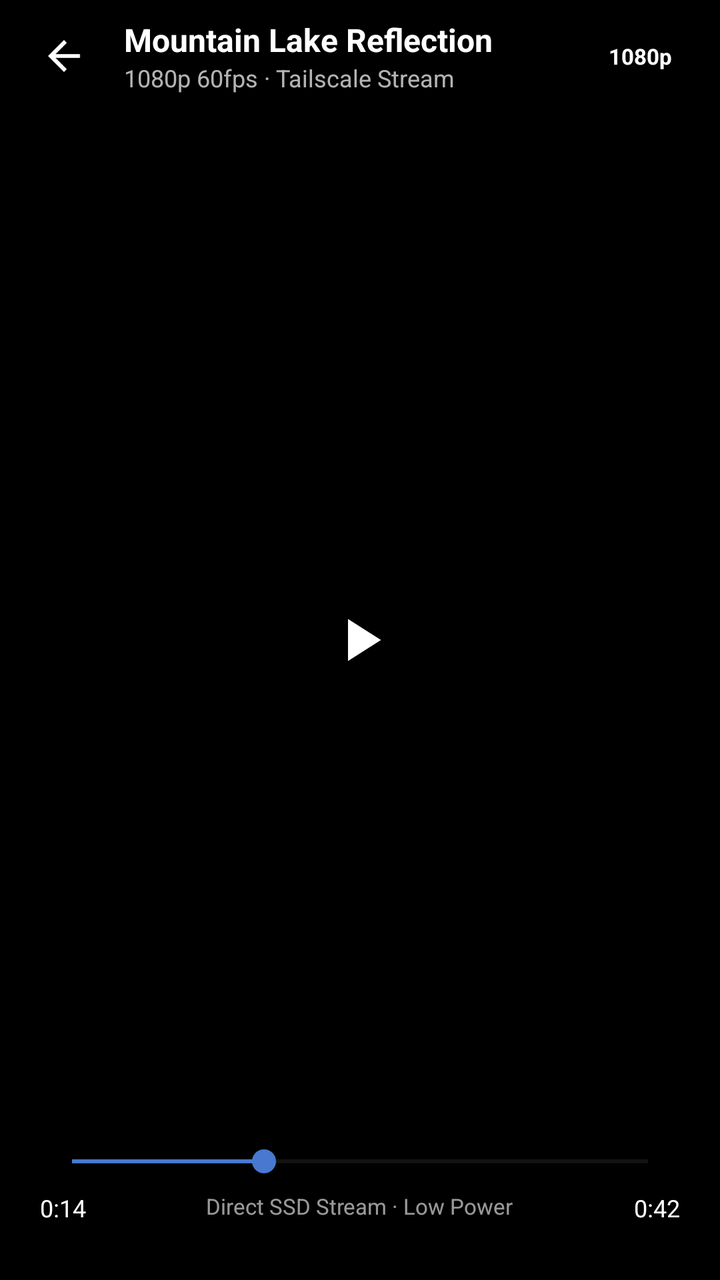
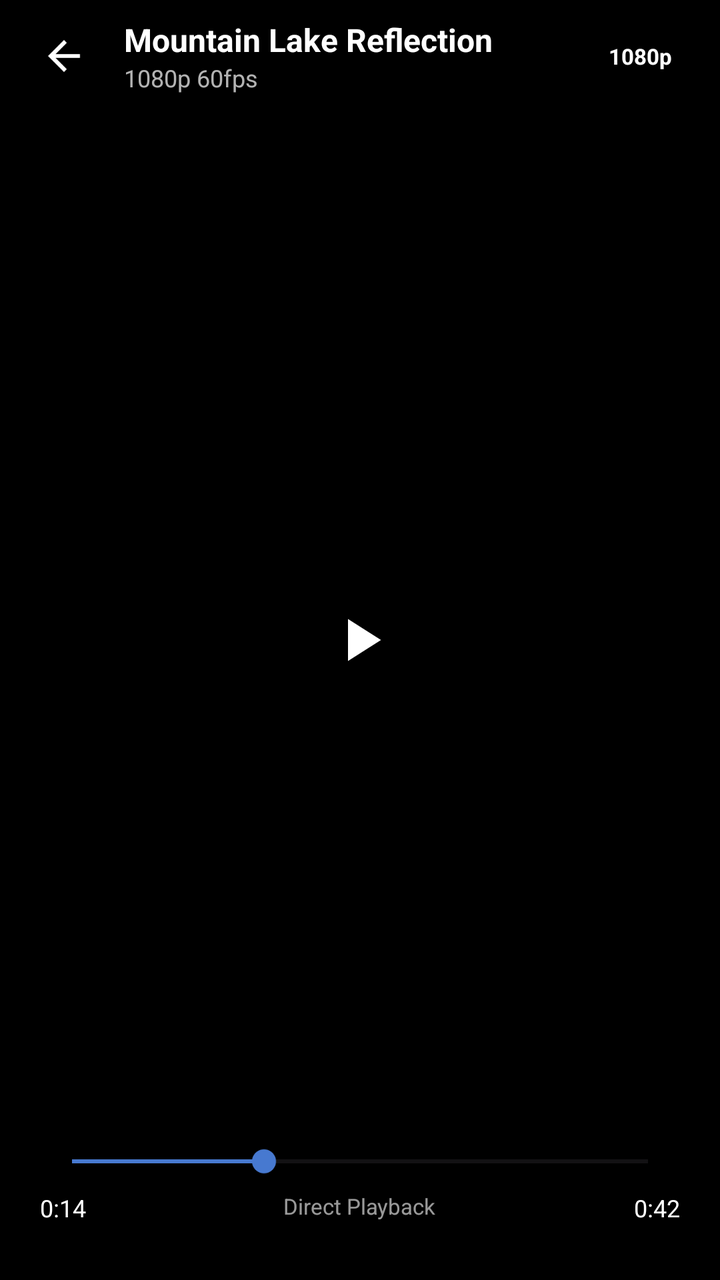

Two renders of the same Android screen: before a commit and after it. Below are the layout's source before the change and the commit's diff.
<!-- AndroidManifest.xml: activity theme Theme.Material3.DayNight.NoActionBar -->
<!-- res/layout/activity_video_player.xml -->
<?xml version="1.0" encoding="utf-8"?>
<androidx.constraintlayout.widget.ConstraintLayout xmlns:android="http://schemas.android.com/apk/res/android"
    xmlns:app="http://schemas.android.com/apk/res-auto"
    android:id="@+id/playerRoot"
    android:layout_width="match_parent"
    android:layout_height="match_parent"
    android:background="@color/black">

    
    <View
        android:id="@+id/videoSurface"
        android:layout_width="match_parent"
        android:layout_height="match_parent"
        android:background="@color/black" />

    
    <FrameLayout
        android:id="@+id/btnCenterPlayPause"
        android:layout_width="72dp"
        android:layout_height="72dp"
        android:background="@drawable/bg_video_duration"
        app:backgroundTint="#80000000"
        app:layout_constraintBottom_toBottomOf="parent"
        app:layout_constraintEnd_toEndOf="parent"
        app:layout_constraintStart_toStartOf="parent"
        app:layout_constraintTop_toTopOf="parent">

        <ImageView
            android:id="@+id/ivCenterPlayPause"
            android:layout_width="36dp"
            android:layout_height="36dp"
            android:layout_gravity="center"
            android:src="@drawable/ic_play_arrow"
            app:tint="@color/white" />
    </FrameLayout>

    
    <LinearLayout
        android:id="@+id/playerTopBar"
        android:layout_width="match_parent"
        android:layout_height="wrap_content"
        android:orientation="vertical"
        android:background="#99000000"
        app:layout_constraintTop_toTopOf="parent">

        <View
            android:id="@+id/statusBarSpacer"
            android:layout_width="match_parent"
            android:layout_height="0dp" />

        <RelativeLayout
            android:layout_width="match_parent"
            android:layout_height="56dp"
            android:paddingStart="16dp"
            android:paddingEnd="16dp">

            <ImageView
                android:id="@+id/btnPlayerBack"
                android:layout_width="32dp"
                android:layout_height="32dp"
                android:layout_alignParentStart="true"
                android:layout_centerVertical="true"
                android:background="?attr/selectableItemBackgroundBorderless"
                android:padding="4dp"
                android:src="@drawable/ic_arrow_back"
                app:tint="@color/white" />

            <LinearLayout
                android:layout_width="wrap_content"
                android:layout_height="wrap_content"
                android:layout_centerVertical="true"
                android:layout_marginStart="14dp"
                android:layout_toEndOf="@id/btnPlayerBack"
                android:orientation="vertical">

                <TextView
                    android:id="@+id/tvVideoTitle"
                    android:layout_width="wrap_content"
                    android:layout_height="wrap_content"
                    android:text="Mountain Lake Reflection"
                    android:textColor="@color/white"
                    android:textSize="16sp"
                    android:textStyle="bold" />

                <TextView
                    android:id="@+id/tvVideoMeta"
                    android:layout_width="wrap_content"
                    android:layout_height="wrap_content"
                    android:text="1080p 60fps · Tailscale Stream"
                    android:textColor="#B3FFFFFF"
                    android:textSize="12sp" />
            </LinearLayout>

            <TextView
                android:layout_width="wrap_content"
                android:layout_height="wrap_content"
                android:layout_alignParentEnd="true"
                android:layout_centerVertical="true"
                android:background="@drawable/bg_video_duration"
                android:paddingStart="8dp"
                android:paddingTop="3dp"
                android:paddingEnd="8dp"
                android:paddingBottom="3dp"
                android:text="1080p"
                android:textColor="@color/white"
                android:textSize="11sp"
                android:textStyle="bold" />
        </RelativeLayout>
    </LinearLayout>

    
    <LinearLayout
        android:id="@+id/playerBottomBar"
        android:layout_width="match_parent"
        android:layout_height="wrap_content"
        android:background="#99000000"
        android:orientation="vertical"
        android:paddingStart="20dp"
        android:paddingTop="12dp"
        android:paddingEnd="20dp"
        android:paddingBottom="28dp"
        app:layout_constraintBottom_toBottomOf="parent">

        <SeekBar
            android:id="@+id/videoSeekBar"
            android:layout_width="match_parent"
            android:layout_height="wrap_content"
            android:max="42"
            android:progress="14"
            android:progressTint="@color/primary_blue"
            android:thumbTint="@color/primary_blue" />

        <RelativeLayout
            android:layout_width="match_parent"
            android:layout_height="wrap_content"
            android:layout_marginTop="6dp">

            <TextView
                android:id="@+id/tvCurrentTime"
                android:layout_width="wrap_content"
                android:layout_height="wrap_content"
                android:text="0:14"
                android:textColor="@color/white"
                android:textSize="12sp" />

            <TextView
                android:id="@+id/tvStreamBadge"
                android:layout_width="wrap_content"
                android:layout_height="wrap_content"
                android:layout_centerHorizontal="true"
                android:text="Direct SSD Stream · Low Power"
                android:textColor="#99FFFFFF"
                android:textSize="11sp" />

            <TextView
                android:id="@+id/tvTotalDuration"
                android:layout_width="wrap_content"
                android:layout_height="wrap_content"
                android:layout_alignParentEnd="true"
                android:text="0:42"
                android:textColor="@color/white"
                android:textSize="12sp" />
        </RelativeLayout>
    </LinearLayout>

</androidx.constraintlayout.widget.ConstraintLayout>
<!-- resources referenced by this layout -->
<resources>
  <color name="black">#FF000000</color>
  <color name="primary_blue">#4779D0</color>
  <color name="white">#FFFFFFFF</color>
  <!-- drawable bg_video_duration (drawable) -->
  <?xml version="1.0" encoding="utf-8"?>
  <shape xmlns:android="http://schemas.android.com/apk/res/android"
      android:shape="rectangle">
      <solid android:color="#B3000000" />
      <corners android:radius="8dp" />
  </shape>
  <!-- drawable ic_arrow_back (drawable) -->
  <vector xmlns:android="http://schemas.android.com/apk/res/android"
      android:width="24dp"
      android:height="24dp"
      android:viewportWidth="24"
      android:viewportHeight="24">
    <path
        android:fillColor="#FF0F172A"
        android:pathData="M20,11H7.83l5.59,-5.59L12,4l-8,8 8,8 1.41,-1.41L7.83,13H20v-2z"/>
  </vector>
  <!-- drawable ic_play_arrow (drawable) -->
  <vector xmlns:android="http://schemas.android.com/apk/res/android"
      android:width="28dp"
      android:height="28dp"
      android:viewportWidth="24"
      android:viewportHeight="24">
    <path
        android:fillColor="#FFFFFFFF"
        android:pathData="M8,5v14l11,-7z"/>
  </vector>
</resources>

<!-- the commit's change to res/layout/activity_video_player.xml (unified diff, before → after) -->
@@ -86,7 +86,7 @@
                     android:id="@+id/tvVideoMeta"
                     android:layout_width="wrap_content"
                     android:layout_height="wrap_content"
-                    android:text="1080p 60fps · Tailscale Stream"
+                    android:text="1080p 60fps"
                     android:textColor="#B3FFFFFF"
                     android:textSize="12sp" />
             </LinearLayout>
@@ -148,7 +148,7 @@
                 android:layout_width="wrap_content"
                 android:layout_height="wrap_content"
                 android:layout_centerHorizontal="true"
-                android:text="Direct SSD Stream · Low Power"
+                android:text="Direct Playback"
                 android:textColor="#99FFFFFF"
                 android:textSize="11sp" />
 
